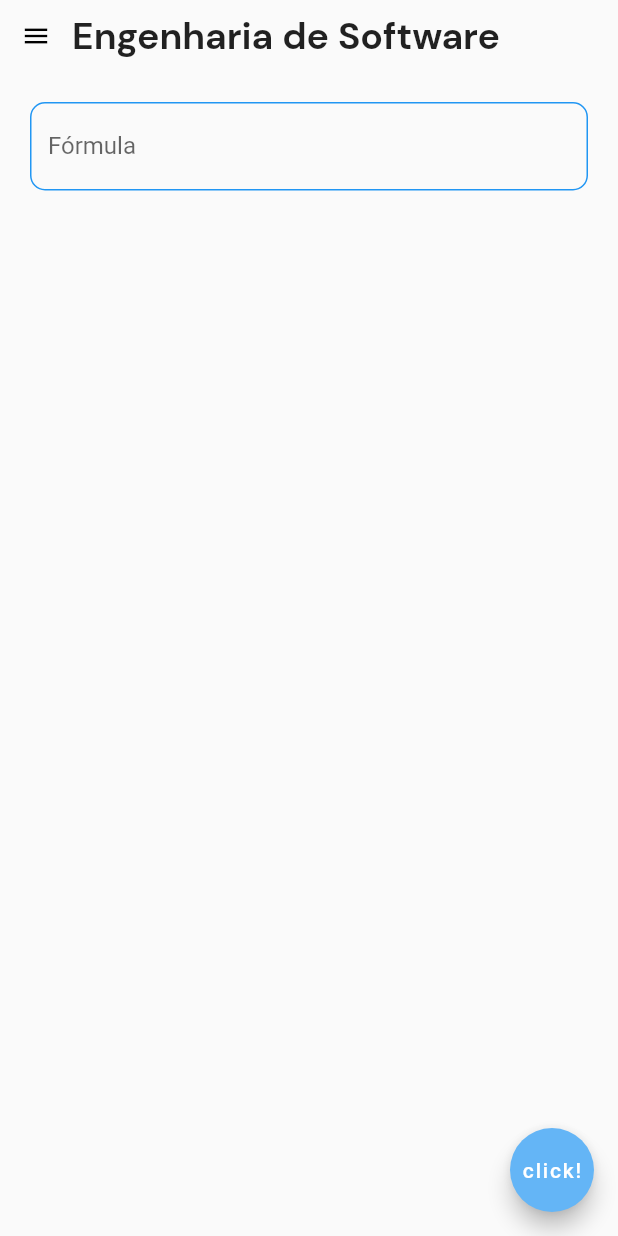
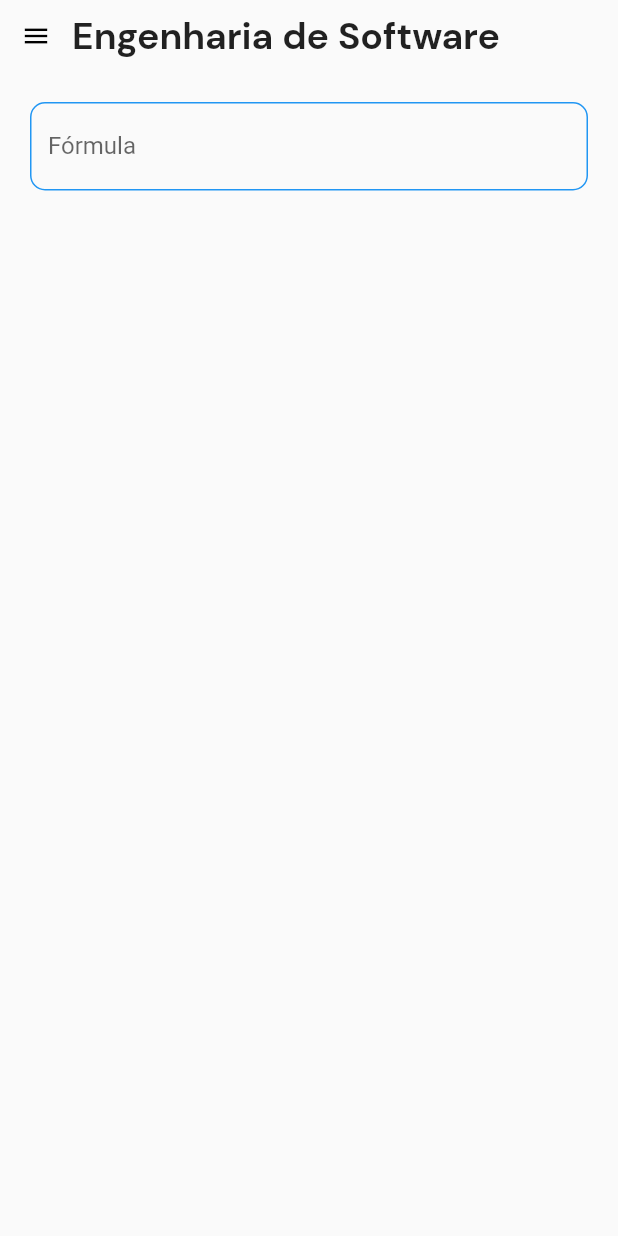
Before and after one commit to jogp10/UniTime, a Flutter app: the MyCustomForm screen opened directly, on a phone screen of 412 x 824 dp. Run offline on Flutter 3.47's test engine with Material 2 defaults, Android fonts, the light colour scheme and no system bars; our stand-ins replace syncfusion_flutter_calendar.

Commit message:
Removed unused packages and widgets

```diff
--- a/src/lib/main.dart
+++ b/src/lib/main.dart
@@ -1,7 +1,6 @@
 import 'package:flutter/material.dart';
 import 'package:src/my_custom_form.dart';
 import 'package:src/my_calendar.dart';
-import 'package:syncfusion_flutter_calendar/calendar.dart';
 
 void main() {
   runApp(const MaterialApp(
--- a/src/lib/my_custom_form.dart
+++ b/src/lib/my_custom_form.dart
@@ -63,11 +63,11 @@ class _MyCustomFormState extends State<MyCustomForm> {
           )
         ],
       ),
-      floatingActionButton: FloatingActionButton(onPressed: () {},
+/*      floatingActionButton: FloatingActionButton(onPressed: () {},
         child: const Text('click!'),
         backgroundColor: Colors.blue[300],
 
-      ),
+      ),*/
     );
   }
 
```
